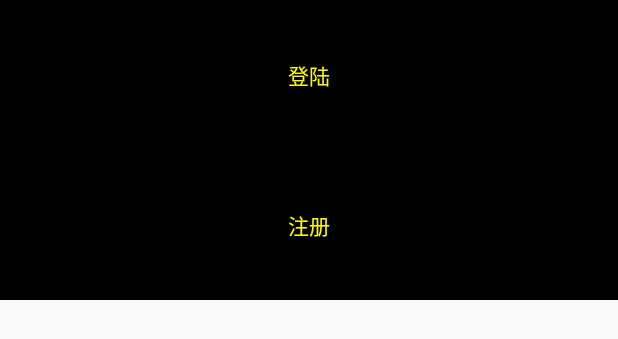
After one commit to Stephc0211/HelloWorld, an Android app: the layout activity_login.xml on its own in the app's theme, with its tools: preview values and no code run, on a phone screen of 412 x 824 dp. The commit adds this screen. Shown: the top 339 px of the screen. Run offline under Robolectric (Android 15) with nearby library versions, the phone set to English and light mode, and no system bars.

Commit message:
login/register code for Aug,05

```diff
--- a/app/src/main/AndroidManifest.xml
+++ b/app/src/main/AndroidManifest.xml
@@ -16,6 +16,10 @@
                 <category android:name="android.intent.category.LAUNCHER" />
             </intent-filter>
         </activity>
+
+        <activity android:name=".Stephanie.LoginActivity">
+        </activity>
+
     </application>
 
 </manifest>
--- a/app/src/main/java/com/example/helloworld/homework/homework.java
+++ b/app/src/main/java/com/example/helloworld/homework/homework.java
@@ -5,4 +5,5 @@ public class homework {
     // 看问题
     // 预习
 
+
 }
--- /dev/null
+++ b/app/src/main/res/layout/activity_login.xml
@@ -0,0 +1,31 @@
+<?xml version="1.0" encoding="utf-8"?>
+<LinearLayout
+    xmlns:android="http://schemas.android.com/apk/res/android"
+    android:orientation="vertical"
+    android:layout_height="match_parent"
+    android:layout_width="match_parent">
+
+    <Button
+        android:id="@+id/btn_register"
+        android:layout_width="match_parent"
+        android:layout_height="100dp"
+        android:background="@color/color_btn_bg_black"
+        android:text="@string/activity_login_tv_login"
+        android:textColor="@color/color_btn_tv_yellow"
+        android:textAllCaps="false"
+
+        />
+
+    <TextView
+        android:id="@+id/btn_login"
+        android:layout_width="match_parent"
+        android:layout_height="100dp"
+        android:background="@color/color_btn_bg_black"
+        android:text="@string/activity_login_tv_register"
+        android:textColor="@color/color_btn_tv_yellow"
+        android:gravity="center"
+
+        />
+
+
+</LinearLayout>
--- a/app/src/main/res/values/colors.xml
+++ b/app/src/main/res/values/colors.xml
@@ -3,4 +3,9 @@
     <color name="colorPrimary">#008577</color>
     <color name="colorPrimaryDark">#00574B</color>
     <color name="colorAccent">#D81B60</color>
+
+    <color name="color_btn_bg_white">#FFFFFF</color>
+    <color name="color_btn_bg_black">#000000</color>
+
+    <color name="color_btn_tv_yellow">#FFFB00</color>
 </resources>
--- a/app/src/main/res/values/strings.xml
+++ b/app/src/main/res/values/strings.xml
@@ -1,3 +1,7 @@
 <resources>
     <string name="app_name">HelloWorld</string>
+
+    <string name="activity_login_tv_register">注册</string>
+    <string name="activity_login_tv_login">登陆</string>
+
 </resources>
```
Also changed, not shown: app/src/main/java/com/example/helloworld/Stephanie/LoginActivity.java (added, +38 -0 lines).
